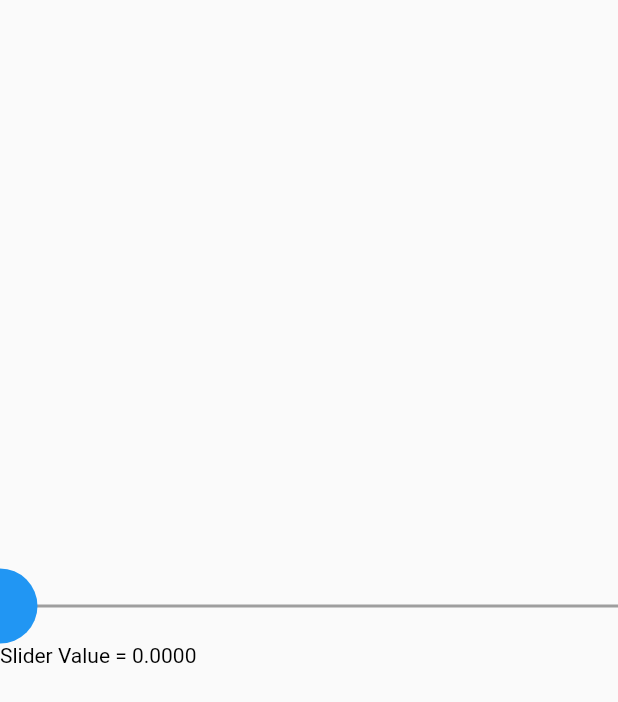
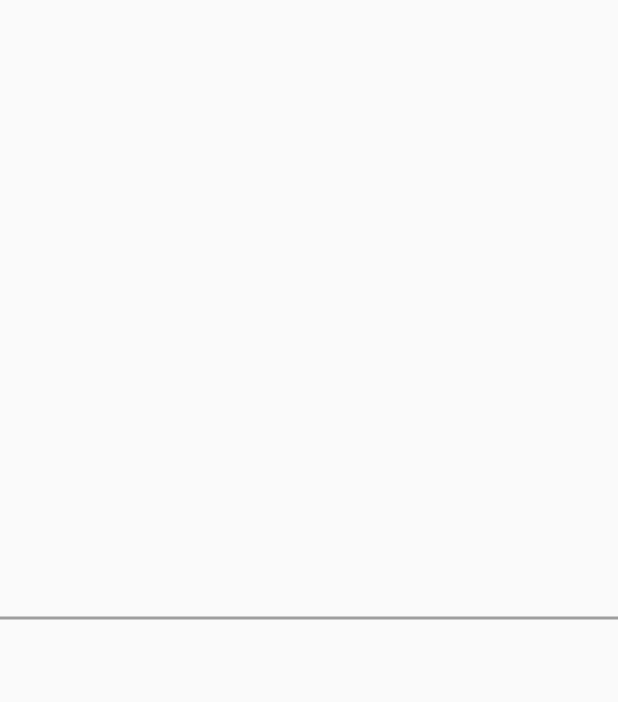
Before and after one commit to josiahsrc/cs456, a Flutter app: the screen it shows after launch, on a phone screen of 412 x 824 dp. Shown: the top 702 px of the screen. Run offline on Flutter 3.47's test engine with Material 2 defaults, Android fonts, the phone set to English and light mode, and no system bars.

Commit message:
setup hw05

```diff
--- a/hw/lib/hw04/slider.dart
+++ b/hw/lib/hw04/slider.dart
@@ -296,7 +296,7 @@ class _Painter extends CustomPainter {
       final paint = Paint()
         ..color = Color.lerp(
           decoration.thumbColorA,
-          decoration.thumbColorA,
+          decoration.thumbColorB,
           thumb.nrmValue,
         );
 
--- /dev/null
+++ b/hw/lib/hw05/app.dart
@@ -0,0 +1,32 @@
+import 'package:flutter/material.dart';
+
+import 'slider.dart';
+
+class App extends StatelessWidget {
+  @override
+  Widget build(BuildContext context) {
+    return MaterialApp(
+      title: 'Flutter App',
+      theme: ThemeData(
+        visualDensity: VisualDensity.adaptivePlatformDensity,
+      ),
+      home: HomePage(),
+    );
+  }
+}
+
+class HomePage extends StatelessWidget {
+  @override
+  Widget build(BuildContext context) {
+    final slider = CurvedSlider();
+
+    return Scaffold(
+      body: Center(
+        child: AspectRatio(
+          aspectRatio: 1 / 1.2,
+          child: slider,
+        ),
+      ),
+    );
+  }
+}
--- /dev/null
+++ b/hw/lib/hw05/hw05.dart
@@ -0,0 +1,2 @@
+export 'app.dart';
+export 'slider.dart';
--- /dev/null
+++ b/hw/lib/hw05/slider.dart
@@ -0,0 +1,89 @@
+import 'package:flutter/material.dart';
+
+@immutable
+class CurvedSliderParametricFunc {
+  const CurvedSliderParametricFunc() : super();
+}
+
+@immutable
+class CurvedSliderDecoration {
+  const CurvedSliderDecoration({
+    this.lineThickness = 2,
+    this.lineColor = Colors.grey,
+  })  : assert(lineThickness != null && lineThickness >= 0),
+        assert(lineColor != null),
+        super();
+
+  final double lineThickness;
+  final Color lineColor;
+}
+
+class CurvedSlider extends StatefulWidget {
+  const CurvedSlider({
+    Key key,
+    this.decoration = const CurvedSliderDecoration(),
+  })  : assert(decoration != null),
+        super(key: key);
+
+  final CurvedSliderDecoration decoration;
+
+  @override
+  _CurvedSliderState createState() => _CurvedSliderState();
+}
+
+class _CurvedSliderState extends State<CurvedSlider> {
+  @override
+  void initState() {
+    super.initState();
+  }
+
+  @override
+  Widget build(BuildContext context) {
+    return LayoutBuilder(builder: _layout);
+  }
+
+  Widget _layout(BuildContext context, BoxConstraints constraints) {
+    return CustomPaint(
+      painter: _Painter(
+        decoration: widget.decoration,
+      ),
+    );
+  }
+}
+
+/// Draws the slider.
+class _Painter extends CustomPainter {
+  const _Painter({
+    @required this.decoration,
+  })  : assert(decoration != null),
+        super();
+
+  final CurvedSliderDecoration decoration;
+
+  @override
+  void paint(Canvas canvas, Size size) {
+    final halfExtents = size / 2;
+
+    // canvas.drawPoints(PointMode., points, paint)
+    // final path = Path()..conicTo(x1, y1, x2, y2, w) <--- bezier
+    // https://www.google.com/search?q=parametrict+functions&oq=parametrict+functions&aqs=chrome..69i57j0i13l8j0i10i13.4908j1j7&sourceid=chrome&ie=UTF-8
+    // https://www.mathopenref.com/coordparamellipse.html
+    // TODO:
+    // - curved slider first
+    // - then sin function
+
+    // Draw line.
+    {
+      final start = Offset(0, halfExtents.height);
+      final end = Offset(size.width, halfExtents.height);
+      final paint = Paint()
+        ..color = decoration.lineColor
+        ..strokeWidth = decoration.lineThickness;
+
+      canvas.drawLine(start, end, paint);
+    }
+  }
+
+  @override
+  bool shouldRepaint(covariant _Painter old) => true;
+}
--- a/hw/lib/main.dart
+++ b/hw/lib/main.dart
@@ -4,7 +4,8 @@ import 'hw01/hw01.dart' as hw01;
 import 'hw02/hw02.dart' as hw02;
 import 'hw03/hw03.dart' as hw03;
 import 'hw04/hw04.dart' as hw04;
+import 'hw05/hw05.dart' as hw05;
 
 void main() {
-  runApp(hw04.App());
+  runApp(hw05.App());
 }
```
